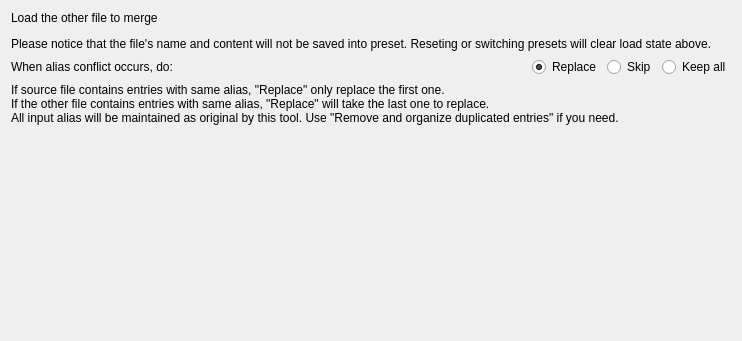
The window that src/mergeOto/mergeotooptionwidget.ui (shine5402/KiraOtoToolbox) describes before a commit, drawn with Qt 5.
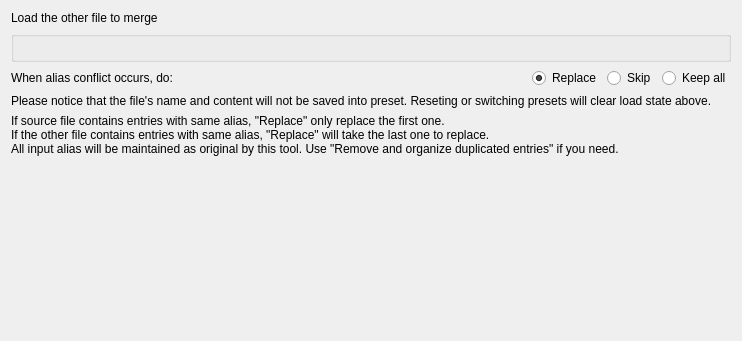
The same window after the commit. Custom widgets are drawn as their Qt base class.

```diff
--- a/src/mergeOto/mergeotooptionwidget.ui
+++ b/src/mergeOto/mergeotooptionwidget.ui
@@ -22,16 +22,24 @@
     </widget>
    </item>
    <item>
-    <widget class="OtoFileLoadWidget" name="otherOtoLoadWidget" native="true"/>
-   </item>
-   <item>
-    <widget class="QLabel" name="label_2">
-     <property name="text">
-      <string>Please notice that the file's name and content will not be saved into preset. Reseting or switching presets will clear load state above.</string>
-     </property>
-     <property name="wordWrap">
-      <bool>true</bool>
-     </property>
+    <widget class="QGroupBox" name="groupBox">
+     <layout class="QGridLayout" name="gridLayout">
+      <property name="leftMargin">
+       <number>0</number>
+      </property>
+      <property name="topMargin">
+       <number>0</number>
+      </property>
+      <property name="rightMargin">
+       <number>0</number>
+      </property>
+      <property name="bottomMargin">
+       <number>0</number>
+      </property>
+      <item row="0" column="0">
+       <widget class="OtoFileLoadWidget" name="otherOtoLoadWidget" native="true"/>
+      </item>
+     </layout>
     </widget>
    </item>
    <item>
@@ -91,6 +99,16 @@
      </item>
     </layout>
    </item>
+   <item>
+    <widget class="QLabel" name="label_2">
+     <property name="text">
+      <string>Please notice that the file's name and content will not be saved into preset. Reseting or switching presets will clear load state above.</string>
+     </property>
+     <property name="wordWrap">
+      <bool>true</bool>
+     </property>
+    </widget>
+   </item>
    <item>
     <widget class="QLabel" name="label_4">
      <property name="text">
```
